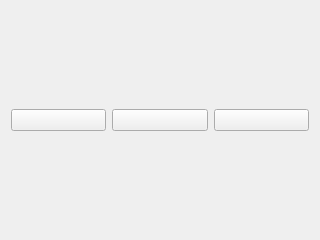
The window that homescreen.ui (danmar/mobilephone2) describes before a commit, drawn with Qt 5.
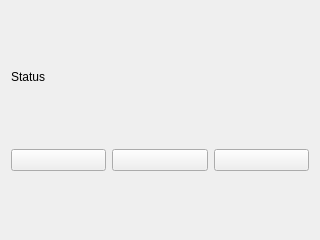
The same window after the commit. Icons and pictures are not drawn.

Commit message: gsm status

```diff
--- a/homescreen.ui
+++ b/homescreen.ui
@@ -13,6 +13,21 @@
   <property name="windowTitle">
    <string>Form</string>
   </property>
+  <layout class="QVBoxLayout" name="verticalLayout">
+   <item>
+    <widget class="QLabel" name="label">
+     <property name="maximumSize">
+      <size>
+       <width>16777215</width>
+       <height>20</height>
+      </size>
+     </property>
+     <property name="text">
+      <string>Status</string>
+     </property>
+    </widget>
+   </item>
+   <item>
   <layout class="QHBoxLayout" name="horizontalLayout">
    <item>
     <widget class="QPushButton" name="buttonPhone">
@@ -64,6 +79,8 @@
       </size>
      </property>
     </widget>
+     </item>
+    </layout>
    </item>
   </layout>
  </widget>
```
Lines whose indentation alone changed are shown as unchanged. The commit also changes 5 other files.
